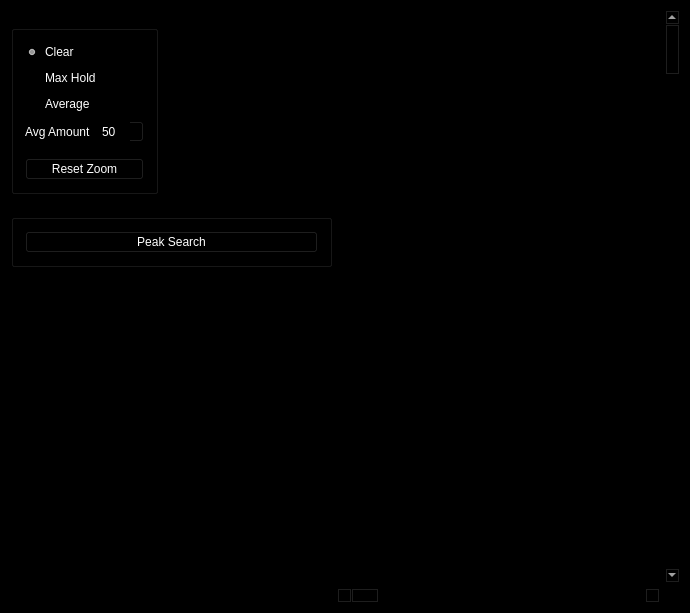
The window that mainwindow.ui (d-wizard/plotter) describes before a commit, drawn with Qt 5.
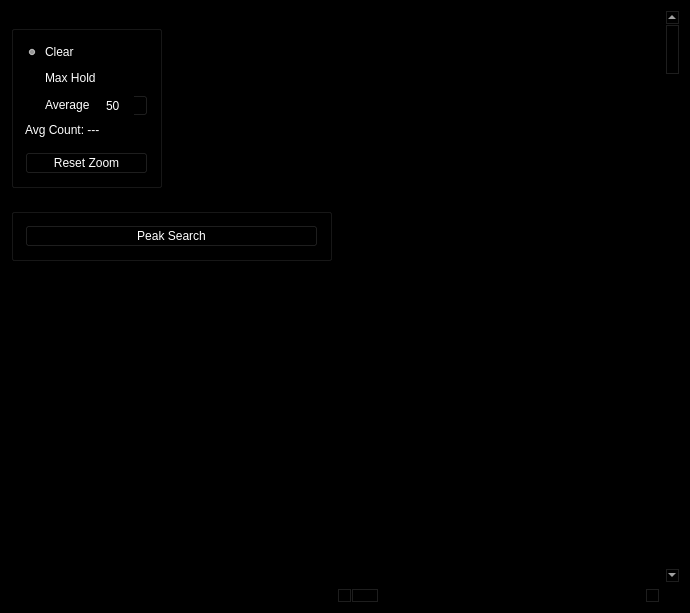
The same window after the commit.

The edit to the form file:
```diff
--- a/mainwindow.ui
+++ b/mainwindow.ui
@@ -750,7 +750,7 @@
            </property>
           </widget>
          </item>
-         <item row="2" column="0" colspan="2">
+         <item row="2" column="0">
           <widget class="QRadioButton" name="radAverage">
            <property name="palette">
             <palette>
@@ -929,7 +929,65 @@
            </property>
           </widget>
          </item>
-         <item row="3" column="1">
+         <item row="5" column="0" colspan="2">
+          <widget class="QPushButton" name="cmdSpecAnResetZoom">
+           <property name="text">
+            <string>Reset Zoom</string>
+           </property>
+          </widget>
+         </item>
+         <item row="4" column="0" colspan="2">
+          <widget class="Line" name="line">
+           <property name="orientation">
+            <enum>Qt::Horizontal</enum>
+           </property>
+          </widget>
+         </item>
+         <item row="3" column="0" colspan="2">
+          <widget class="QLabel" name="lblSpecAnAvgCntLabel">
+           <property name="palette">
+            <palette>
+             <active>
+              <colorrole role="WindowText">
+               <brush brushstyle="SolidPattern">
+                <color alpha="255">
+                 <red>255</red>
+                 <green>255</green>
+                 <blue>255</blue>
+                </color>
+               </brush>
+              </colorrole>
+             </active>
+             <inactive>
+              <colorrole role="WindowText">
+               <brush brushstyle="SolidPattern">
+                <color alpha="255">
+                 <red>255</red>
+                 <green>255</green>
+                 <blue>255</blue>
+                </color>
+               </brush>
+              </colorrole>
+             </inactive>
+             <disabled>
+              <colorrole role="WindowText">
+               <brush brushstyle="SolidPattern">
+                <color alpha="255">
+                 <red>0</red>
+                 <green>0</green>
+                 <blue>0</blue>
+                </color>
+               </brush>
+              </colorrole>
+             </disabled>
+            </palette>
+           </property>
+           <property name="text">
+            <string>Avg Count: ---</string>
+           </property>
+          </widget>
+         </item>
+         <item row="2" column="1">
           <widget class="QSpinBox" name="spnSpecAnAvgAmount">
            <property name="sizePolicy">
             <sizepolicy hsizetype="Fixed" vsizetype="Fixed">
@@ -948,70 +1006,6 @@
            </property>
           </widget>
          </item>
-         <item row="3" column="0">
-          <widget class="QLabel" name="lblSpecAnAvgLabel">
-           <property name="sizePolicy">
-            <sizepolicy hsizetype="Fixed" vsizetype="Preferred">
-             <horstretch>0</horstretch>
-             <verstretch>0</verstretch>
-            </sizepolicy>
-           </property>
-           <property name="palette">
-            <palette>
-             <active>
-              <colorrole role="WindowText">
-               <brush brushstyle="SolidPattern">
-                <color alpha="255">
-                 <red>255</red>
-                 <green>255</green>
-                 <blue>255</blue>
-                </color>
-               </brush>
-              </colorrole>
-             </active>
-             <inactive>
-              <colorrole role="WindowText">
-               <brush brushstyle="SolidPattern">
-                <color alpha="255">
-                 <red>255</red>
-                 <green>255</green>
-                 <blue>255</blue>
-                </color>
-               </brush>
-              </colorrole>
-             </inactive>
-             <disabled>
-              <colorrole role="WindowText">
-               <brush brushstyle="SolidPattern">
-                <color alpha="255">
-                 <red>0</red>
-                 <green>0</green>
-                 <blue>0</blue>
-                </color>
-               </brush>
-              </colorrole>
-             </disabled>
-            </palette>
-           </property>
-           <property name="text">
-            <string>Avg Amount</string>
-           </property>
-          </widget>
-         </item>
-         <item row="5" column="0" colspan="2">
-          <widget class="QPushButton" name="cmdSpecAnResetZoom">
-           <property name="text">
-            <string>Reset Zoom</string>
-           </property>
-          </widget>
-         </item>
-         <item row="4" column="0" colspan="2">
-          <widget class="Line" name="line">
-           <property name="orientation">
-            <enum>Qt::Horizontal</enum>
-           </property>
-          </widget>
-         </item>
         </layout>
        </widget>
       </item>
```
Left out of the diff: 9 changed lines with no effect on the pictures.
